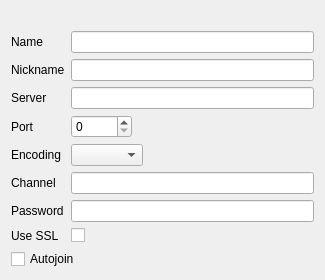
0xd34df00d/leechcraft, file src/plugins/azoth/plugins/acetamide/bookmarkeditwidget.ui: the form before one commit.
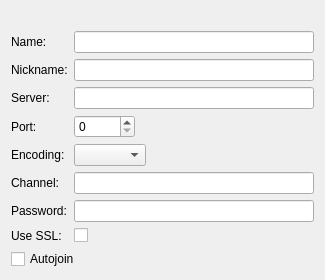
The form after the commit.

Commit message: Azoth Acetamide: fixed labels/layouts in some forms.

```diff
--- a/src/plugins/azoth/plugins/acetamide/bookmarkeditwidget.ui
+++ b/src/plugins/azoth/plugins/acetamide/bookmarkeditwidget.ui
@@ -7,7 +7,7 @@
     <x>0</x>
     <y>0</y>
     <width>325</width>
-    <height>260</height>
+    <height>268</height>
    </rect>
   </property>
   <property name="windowTitle">
@@ -36,7 +36,7 @@
      <item row="0" column="0">
       <widget class="QLabel" name="nameLabel">
        <property name="text">
-        <string>Name</string>
+        <string>Name:</string>
        </property>
       </widget>
      </item>
@@ -46,7 +46,7 @@
      <item row="1" column="0">
       <widget class="QLabel" name="nicknameLabel_">
        <property name="text">
-        <string>Nickname</string>
+        <string>Nickname:</string>
        </property>
       </widget>
      </item>
@@ -56,7 +56,7 @@
      <item row="2" column="0">
       <widget class="QLabel" name="serverLabel">
        <property name="text">
-        <string>Server</string>
+        <string>Server:</string>
        </property>
       </widget>
      </item>
@@ -66,7 +66,7 @@
      <item row="3" column="0">
       <widget class="QLabel" name="portLabel">
        <property name="text">
-        <string>Port</string>
+        <string>Port:</string>
        </property>
       </widget>
      </item>
@@ -80,7 +80,7 @@
      <item row="4" column="0">
       <widget class="QLabel" name="encodingLabel">
        <property name="text">
-        <string>Encoding</string>
+        <string>Encoding:</string>
        </property>
       </widget>
      </item>
@@ -90,7 +90,7 @@
      <item row="5" column="0">
       <widget class="QLabel" name="channelLabel">
        <property name="text">
-        <string>Channel</string>
+        <string>Channel:</string>
        </property>
       </widget>
      </item>
@@ -100,7 +100,7 @@
      <item row="6" column="0">
       <widget class="QLabel" name="passwordLabel">
        <property name="text">
-        <string>Password</string>
+        <string>Password:</string>
        </property>
       </widget>
      </item>
@@ -114,7 +114,7 @@
      <item row="7" column="0">
       <widget class="QLabel" name="useSSLLabel">
        <property name="text">
-        <string>Use SSL</string>
+        <string>Use SSL:</string>
        </property>
       </widget>
      </item>
```
The commit also changes 2 other files.
